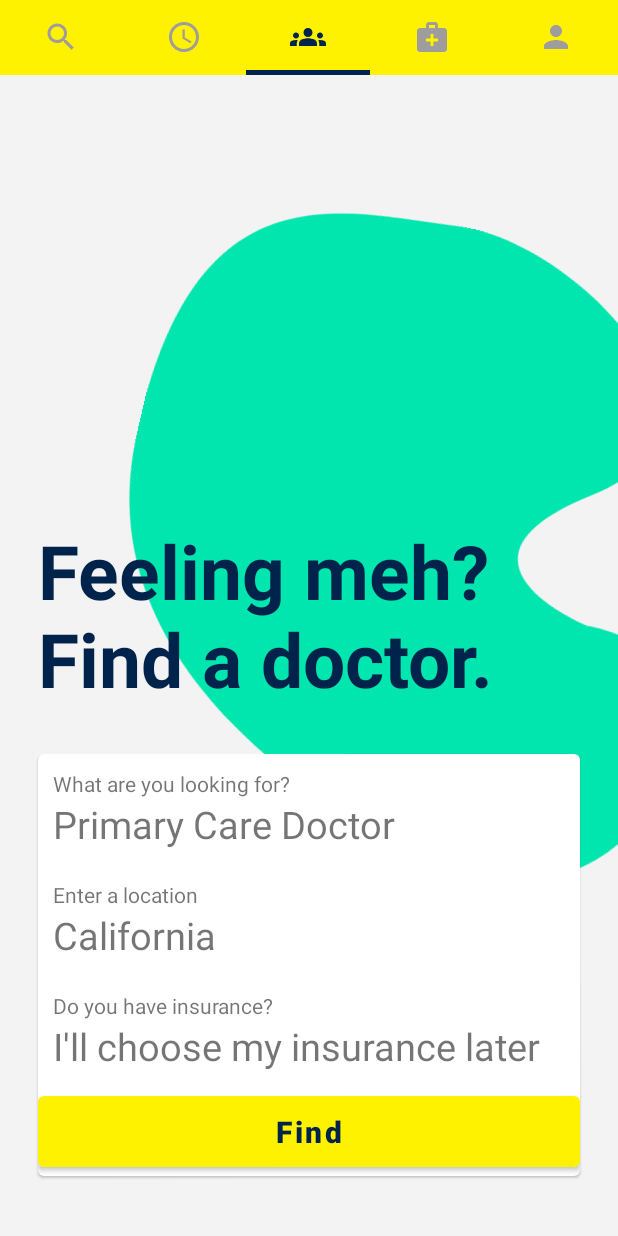
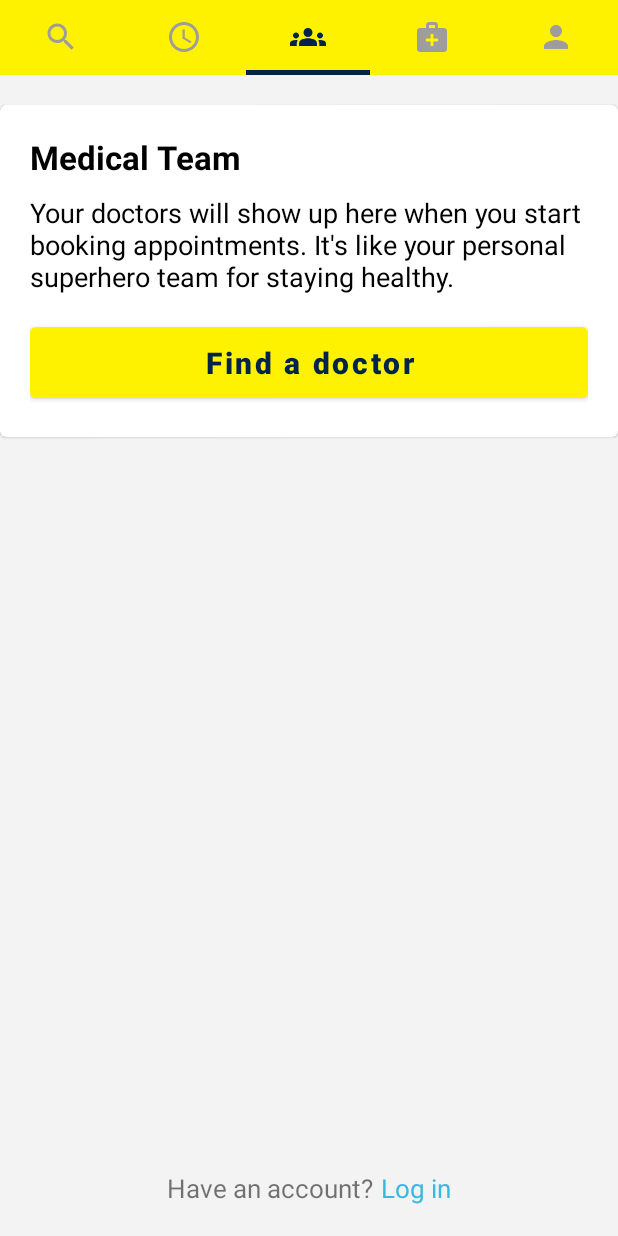
Before and after one commit to wajahatkarim3/ZocDoc-Clone, an Android app: the screen it shows after launch (MainActivity), tab 3 chosen, on a phone screen of 412 x 824 dp. Run offline under Robolectric (Android 15) with nearby library versions, the phone set to English and light mode, and no system bars.

Commit message:
Medical team screen done

```diff
--- a/app/src/main/java/com/wajahatkarim3/zocdoc/screens/MainActivity.kt
+++ b/app/src/main/java/com/wajahatkarim3/zocdoc/screens/MainActivity.kt
@@ -49,6 +49,7 @@ class MainActivity : AppCompatActivity() {
             var fragment = SearchFragment()
             if (position == 0) return SearchFragment()
             if (position == 1) return AppointmentsFragment()
+            if (position == 2) return MedicalTeamFragment()
             return fragment
         }
 
--- /dev/null
+++ b/app/src/main/java/com/wajahatkarim3/zocdoc/screens/MedicalTeamFragment.kt
@@ -0,0 +1,40 @@
+package com.wajahatkarim3.zocdoc.screens
+
+import android.os.Bundle
+import androidx.fragment.app.Fragment
+import android.view.LayoutInflater
+import android.view.View
+import android.view.ViewGroup
+import com.wajahatkarim3.zocdoc.R
+import com.wajahatkarim3.zocdoc.databinding.FragmentMedicalTeamBinding
+
+class MedicalTeamFragment : Fragment() {
+
+    lateinit var bi: FragmentMedicalTeamBinding
+
+    override fun onCreate(savedInstanceState: Bundle?) {
+        super.onCreate(savedInstanceState)
+    }
+
+    override fun onCreateView(inflater: LayoutInflater, container: ViewGroup?, savedInstanceState: Bundle?): View? {
+        // Inflate the layout for this fragment
+        bi = FragmentMedicalTeamBinding.inflate(inflater, container, false)
+        return bi.root
+    }
+
+    override fun onActivityCreated(savedInstanceState: Bundle?) {
+        super.onActivityCreated(savedInstanceState)
+
+        setupViews()
+    }
+
+    fun setupViews() {
+        bi.btnFindDoctor.setOnClickListener {
+            (activity as? MainActivity)?.selectTab(0)
+        }
+
+        bi.btnLogin.setOnClickListener {
+            (activity as? MainActivity)?.selectTab(4)
+        }
+    }
+}
--- /dev/null
+++ b/app/src/main/res/layout/fragment_medical_team.xml
@@ -0,0 +1,82 @@
+<?xml version="1.0" encoding="utf-8"?>
+<androidx.constraintlayout.widget.ConstraintLayout xmlns:android="http://schemas.android.com/apk/res/android"
+    xmlns:tools="http://schemas.android.com/tools"
+    android:layout_width="match_parent"
+    android:layout_height="match_parent"
+    xmlns:app="http://schemas.android.com/apk/res-auto"
+    android:background="@color/backgroundColor"
+    tools:context=".screens.AppointmentsFragment">
+
+    <com.google.android.material.card.MaterialCardView
+        android:layout_width="match_parent"
+        android:layout_height="wrap_content"
+        app:layout_constraintTop_toTopOf="parent"
+        app:contentPadding="20dp"
+        android:layout_marginTop="20dp">
+
+        <androidx.constraintlayout.widget.ConstraintLayout
+            android:layout_width="match_parent"
+            android:layout_height="match_parent">
+
+            <TextView android:id="@+id/lblAppointments"
+                android:layout_width="wrap_content"
+                android:layout_height="wrap_content"
+                app:layout_constraintTop_toTopOf="parent"
+                app:layout_constraintStart_toStartOf="parent"
+                android:text="@string/medical_team"
+                android:textSize="22sp"
+                android:textStyle="bold"
+                android:textColor="@color/black"/>
+
+            <TextView android:id="@+id/lblAppointmentsSummary"
+                android:layout_width="match_parent"
+                android:layout_height="wrap_content"
+                android:layout_marginTop="10dp"
+                app:layout_constraintTop_toBottomOf="@+id/lblAppointments"
+                android:text="@string/medical_team_summary"
+                android:textSize="18sp"
+                android:textColor="@color/black"/>
+
+            <com.google.android.material.button.MaterialButton
+                android:id="@+id/btnFindDoctor"
+                android:layout_width="match_parent"
+                android:layout_height="wrap_content"
+                android:padding="10dp"
+                android:text="@string/find_a_doctor"
+                android:textAllCaps="false"
+                android:textStyle="bold"
+                android:textSize="20sp"
+                android:layout_marginTop="15dp"
+                app:layout_constraintTop_toBottomOf="@+id/lblAppointmentsSummary"/>
+
+        </androidx.constraintlayout.widget.ConstraintLayout>
+
+    </com.google.android.material.card.MaterialCardView>
+
+    <TextView android:id="@+id/lblHaveAccount"
+        android:layout_width="wrap_content"
+        android:layout_height="wrap_content"
+        android:layout_marginBottom="20dp"
+        app:layout_constraintHorizontal_chainStyle="packed"
+        app:layout_constraintStart_toStartOf="parent"
+        app:layout_constraintEnd_toStartOf="@+id/btnLogin"
+        app:layout_constraintBottom_toBottomOf="parent"
+        android:textSize="17sp"
+        android:text="Have an account?"/>
+
+    <TextView
+        android:id="@+id/btnLogin"
+        android:layout_width="wrap_content"
+        android:layout_height="wrap_content"
+        android:layout_marginBottom="20dp"
+        app:layout_constraintBaseline_toBaselineOf="@+id/lblHaveAccount"
+        app:layout_constraintStart_toEndOf="@+id/lblHaveAccount"
+        app:layout_constraintEnd_toEndOf="parent"
+        android:paddingStart="5dp"
+        android:text="Log in"
+        android:textSize="17sp"
+        android:clickable="true"
+        android:textAllCaps="false"
+        android:textColor="@color/colorSecondary" />
+
+</androidx.constraintlayout.widget.ConstraintLayout>
--- a/app/src/main/res/values/strings.xml
+++ b/app/src/main/res/values/strings.xml
@@ -10,4 +10,6 @@
     <string name="appointments">Appointments</string>
     <string name="appointments_summary">Your past and future appointments will be listed here whenever you book a visit. What are you waiting for, anyway?</string>
     <string name="find_a_doctor">Find a doctor</string>
+    <string name="medical_team">Medical Team</string>
+    <string name="medical_team_summary">Your doctors will show up here when you start booking appointments. It\'s like your personal superhero team for staying healthy.</string>
 </resources>
```
